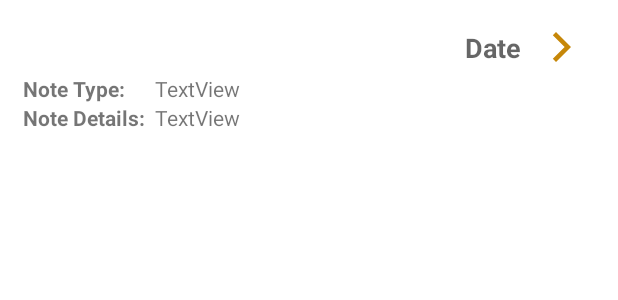
After one commit to AjNafis/PresentList, an Android app: the layout notes_list_row.xml on its own in the app's theme, with its tools: preview values and no code run, on a phone screen of 412 x 824 dp. The commit adds this screen. Shown: the top 300 px of the screen. Run offline under Robolectric (Android 15) with nearby library versions, the phone set to English and light mode, and no system bars.

Commit message:
- Added color to arrow and added toast message to show Save button press was successful. - Created a custom adapter for the new Notes list section . - Created activities and layouts that will collect and display correct info. - Successfully used a recycler view.

```diff
--- a/app/src/main/java/com/example/MillenApp/MainMenu/mainMenu_Activity.java
+++ b/app/src/main/java/com/example/MillenApp/MainMenu/mainMenu_Activity.java
@@ -40,6 +40,9 @@ public class mainMenu_Activity extends AppCompatActivity {
 
 
     protected void onResume() {
+        ProgressBar progressBar = findViewById(R.id.progressBar);
+        progressBar.setVisibility(View.INVISIBLE);
+
         setDataSummary();
         buttonAnimation();
         super.onResume();
--- /dev/null
+++ b/app/src/main/java/com/example/MillenApp/NotesList/DatabaseAction.java
@@ -0,0 +1,6 @@
+package com.example.MillenApp.NotesList;
+
+public class DatabaseAction {
+
+
+}
--- a/app/src/main/java/com/example/MillenApp/ToDoList/showData_Activity.java
+++ b/app/src/main/java/com/example/MillenApp/ToDoList/showData_Activity.java
@@ -41,13 +41,11 @@ public class showData_Activity extends AppCompatActivity {
         SQLiteDatabase db = openOrCreateDatabase("TodoListDb",MODE_PRIVATE,null);
 
         //We will store the entire table data into our custom built object arrayList.
-        ArrayList<DataObj> dataObjArrayList= new ArrayList<>();
+        ArrayList<DataObj> dataObjArrayList = new ArrayList<>();
 
         Cursor cr = db.rawQuery("SELECT * FROM ToDoListDataTable ORDER BY name",null);
-        int counter = 0;
         if(cr.moveToFirst()) {
             do {
-
                 ArrayList<String> row = new ArrayList<>();
 
                 for (int i = 0; i < cr.getColumnCount(); i++) {
--- /dev/null
+++ b/app/src/main/res/drawable/ic_baseline_arrow_forward_ios_24.xml
@@ -0,0 +1,5 @@
+<vector android:autoMirrored="true" android:height="24dp"
+    android:tint="#C68708" android:viewportHeight="24"
+    android:viewportWidth="24" android:width="24dp" xmlns:android="http://schemas.android.com/apk/res/android">
+    <path android:fillColor="@android:color/white" android:pathData="M5.88,4.12L13.76,12l-7.88,7.88L8,22l10,-10L8,2z"/>
+</vector>
--- a/app/src/main/res/layout/activity_notes_show_data.xml
+++ b/app/src/main/res/layout/activity_notes_show_data.xml
@@ -6,4 +6,10 @@
     android:layout_height="match_parent"
     tools:context="com.example.MillenApp.NotesList.showData_Activity">
 
+    <androidx.recyclerview.widget.RecyclerView
+        android:id="@+id/rvNotes"
+        android:layout_width="match_parent"
+        android:layout_height="match_parent"
+        tools:layout_editor_absoluteX="190dp"
+        tools:layout_editor_absoluteY="227dp" />
 </androidx.constraintlayout.widget.ConstraintLayout>
--- /dev/null
+++ b/app/src/main/res/layout/notes_list_row.xml
@@ -0,0 +1,102 @@
+<?xml version="1.0" encoding="utf-8"?>
+<LinearLayout
+    xmlns:android="http://schemas.android.com/apk/res/android"
+    xmlns:app="http://schemas.android.com/apk/res-auto"
+    android:orientation="vertical"
+    android:layout_width="match_parent"
+    android:layout_height="wrap_content"
+    android:paddingTop="10dp"
+    android:paddingBottom="10dp"
+    >
+
+    <LinearLayout
+        android:layout_width="match_parent"
+        android:layout_height="wrap_content"
+        android:orientation="horizontal"
+        android:paddingTop="9dp"
+        android:paddingBottom="0dp">
+
+        <TextView
+            android:id="@+id/DateTV"
+            android:layout_width="wrap_content"
+            android:layout_height="wrap_content"
+            android:layout_marginLeft="10dp"
+            android:layout_weight="10"
+            android:text="Date"
+            android:textAlignment="textEnd"
+            android:textAppearance="@style/TextAppearance.AppCompat.Medium"
+            android:textStyle="bold" />
+
+        <ImageView
+            android:id="@+id/arrowBtn"
+            android:layout_width="wrap_content"
+            android:layout_height="wrap_content"
+            android:layout_weight="1"
+            android:layout_marginRight="10dp"
+            app:srcCompat="@drawable/ic_baseline_arrow_forward_ios_24" />
+
+
+    </LinearLayout>
+
+    <LinearLayout
+        android:layout_width="match_parent"
+        android:layout_height="wrap_content"
+        android:orientation="vertical"
+        android:paddingTop="5dp"
+        android:paddingBottom="5dp">
+
+        <LinearLayout
+            android:id="@+id/noteTypeLLayout"
+            android:layout_width="match_parent"
+            android:layout_height="match_parent"
+            android:orientation="horizontal">
+
+            <TextView
+                android:id="@+id/typeTV"
+                android:layout_width="match_parent"
+                android:layout_height="wrap_content"
+                android:layout_marginLeft="15dp"
+                android:layout_marginRight="1dp"
+                android:layout_weight="3"
+                android:text="Note Type:"
+                android:textStyle="bold" />
+
+            <TextView
+                android:id="@+id/TypeTV"
+                android:layout_width="match_parent"
+                android:layout_height="wrap_content"
+                android:layout_marginRight="50dp"
+                android:layout_weight="1"
+                android:text="TextView" />
+
+
+        </LinearLayout>
+
+        <LinearLayout
+            android:layout_width="match_parent"
+            android:layout_height="match_parent"
+            android:orientation="horizontal">
+
+            <TextView
+                android:id="@+id/detailsTV"
+                android:layout_width="match_parent"
+                android:layout_height="wrap_content"
+                android:layout_marginLeft="15dp"
+                android:layout_marginRight="1dp"
+                android:layout_weight="3"
+                android:text="Note Details:"
+                android:textStyle="bold" />
+
+            <TextView
+                android:id="@+id/DetailsTV"
+                android:layout_width="match_parent"
+                android:layout_height="wrap_content"
+                android:layout_marginRight="50dp"
+                android:layout_weight="1"
+                android:text="TextView" />
+
+        </LinearLayout>
+
+    </LinearLayout>
+
+</LinearLayout>
```
Also changed, not shown: app/src/main/java/com/example/MillenApp/GroceryList/dataEntry_Activity.java (+20 -3 lines), app/src/main/java/com/example/MillenApp/NotesList/ListDataAdapter.java (added, +147 -0 lines), app/src/main/java/com/example/MillenApp/NotesList/dataEntry_Activity.java (+19 -2 lines), app/src/main/java/com/example/MillenApp/NotesList/showData_Activity.java (+90 -0 lines), app/src/main/java/com/example/MillenApp/ToDoList/dataEntry_Activity.java (+20 -2 lines), app/src/main/res/drawable/ic_edit.xml (added, +7 -0 lines).
